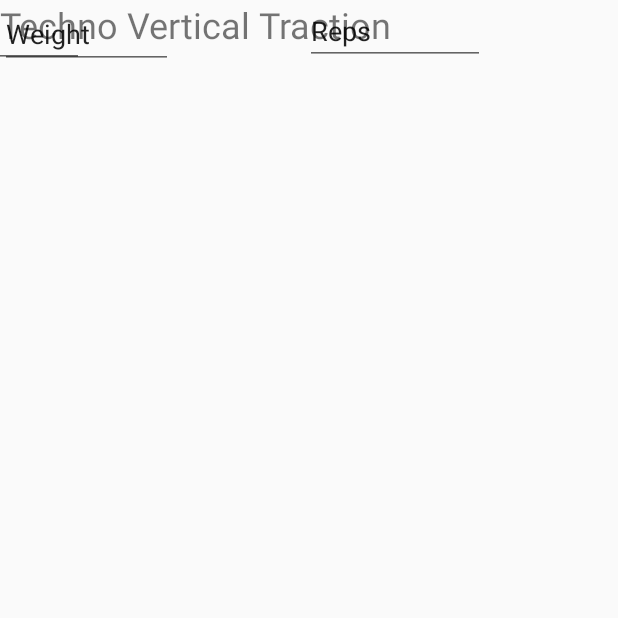
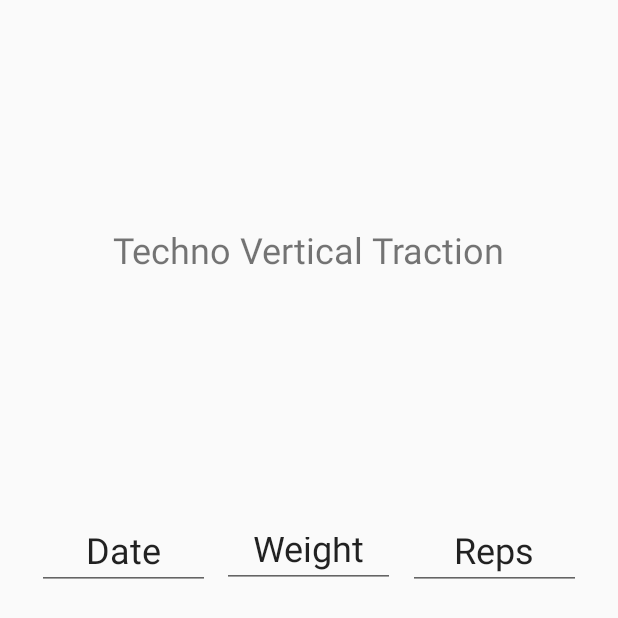
Before and after one commit to jpdcands/NavDemoPic_XML, an Android app: the TechnoVerticalTractionFragment screen opened through its navigation route, on a phone screen of 412 x 824 dp. Shown: the top 618 px of the screen. Run offline under Robolectric (Android 15) with nearby library versions, the phone set to English and light mode, and no system bars.

Commit message:
Right before date entry

```diff
--- a/app/src/main/res/layout/fragment_techno_vertical_traction.xml
+++ b/app/src/main/res/layout/fragment_techno_vertical_traction.xml
@@ -12,42 +12,59 @@
         android:id="@+id/textView2"
         android:layout_width="wrap_content"
         android:layout_height="wrap_content"
+        android:layout_marginTop="150dp"
         android:text="Techno Vertical Traction"
         android:textSize="24sp"
+        app:layout_constraintBottom_toTopOf="@+id/editTextTextPersonName"
+        app:layout_constraintEnd_toEndOf="parent"
+        app:layout_constraintHorizontal_bias="0.5"
+        app:layout_constraintStart_toStartOf="parent"
         app:layout_constraintTop_toTopOf="parent"
-        tools:layout_editor_absoluteX="76dp" />
+        app:layout_constraintVertical_bias="0.0" />
+
+    <EditText
+        android:id="@+id/editTextDate"
+        android:layout_width="115dp"
+        android:layout_height="45dp"
+        android:layout_marginStart="16dp"
+        android:layout_marginTop="348dp"
+        android:ems="10"
+        android:inputType="date"
+        android:text="Date"
+        android:textAlignment="center"
+        android:textSize="24sp"
+        app:layout_constraintEnd_toStartOf="@+id/editTextTextPersonName"
+        app:layout_constraintHorizontal_bias="0.5"
+        app:layout_constraintStart_toStartOf="parent"
+        app:layout_constraintTop_toTopOf="parent" />
 
     <EditText
         android:id="@+id/editTextTextPersonName"
         android:layout_width="115dp"
-        android:layout_height="46dp"
+        android:layout_height="44dp"
         android:ems="10"
         android:inputType="textPersonName"
         android:text="Weight"
-        tools:layout_editor_absoluteX="144dp"
-        tools:layout_editor_absoluteY="277dp" />
-
-    <EditText
-        android:id="@+id/editTextDate"
-        android:layout_width="111dp"
-        android:layout_height="45dp"
-        android:ems="10"
-        android:inputType="date"
-        android:text="Date"
-        app:layout_constraintEnd_toStartOf="@+id/editTextTextPersonName"
+        android:textAlignment="center"
+        android:textSize="24sp"
+        app:layout_constraintEnd_toStartOf="@+id/editTextTextPersonName2"
         app:layout_constraintHorizontal_bias="0.5"
-        app:layout_constraintStart_toStartOf="parent"
-        tools:layout_editor_absoluteY="270dp" />
+        app:layout_constraintStart_toEndOf="@+id/editTextDate"
+        app:layout_constraintTop_toTopOf="@+id/editTextDate" />
 
     <EditText
         android:id="@+id/editTextTextPersonName2"
-        android:layout_width="120dp"
-        android:layout_height="43dp"
+        android:layout_width="115dp"
+        android:layout_height="45dp"
+        android:layout_marginEnd="16dp"
         android:ems="10"
         android:inputType="textPersonName"
         android:text="Reps"
+        android:textAlignment="center"
+        android:textSize="24sp"
         app:layout_constraintEnd_toEndOf="parent"
         app:layout_constraintHorizontal_bias="0.5"
         app:layout_constraintStart_toEndOf="@+id/editTextTextPersonName"
-        tools:layout_editor_absoluteY="275dp" />
+        app:layout_constraintTop_toTopOf="@+id/editTextTextPersonName" />
+
 </androidx.constraintlayout.widget.ConstraintLayout>
```
